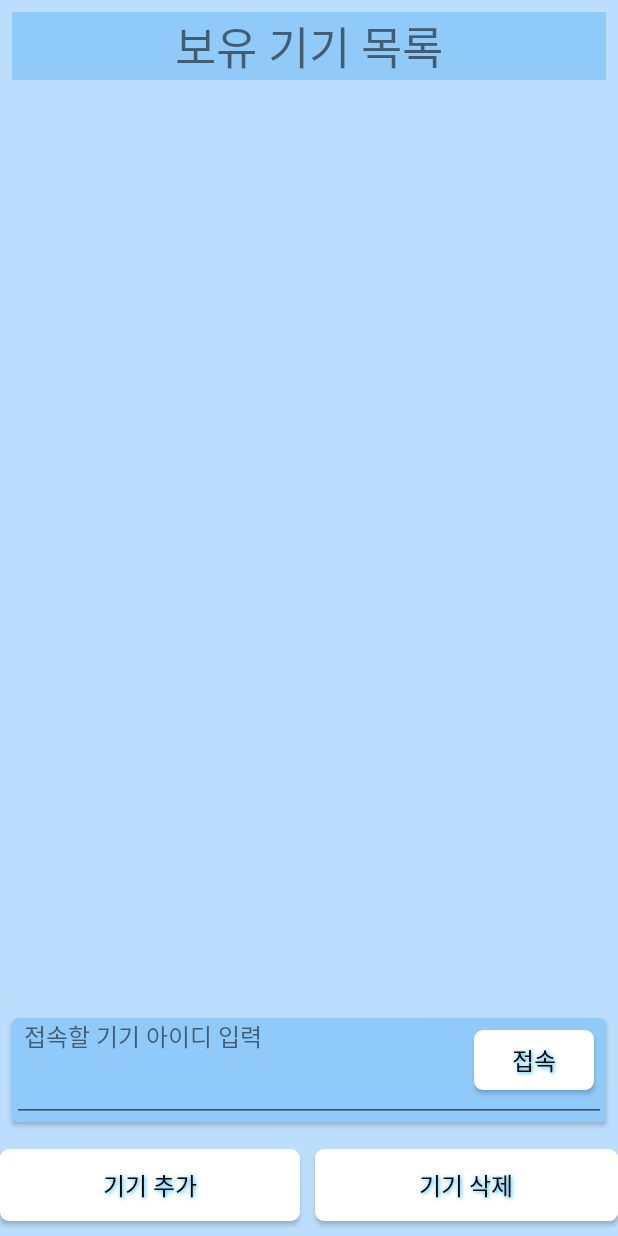
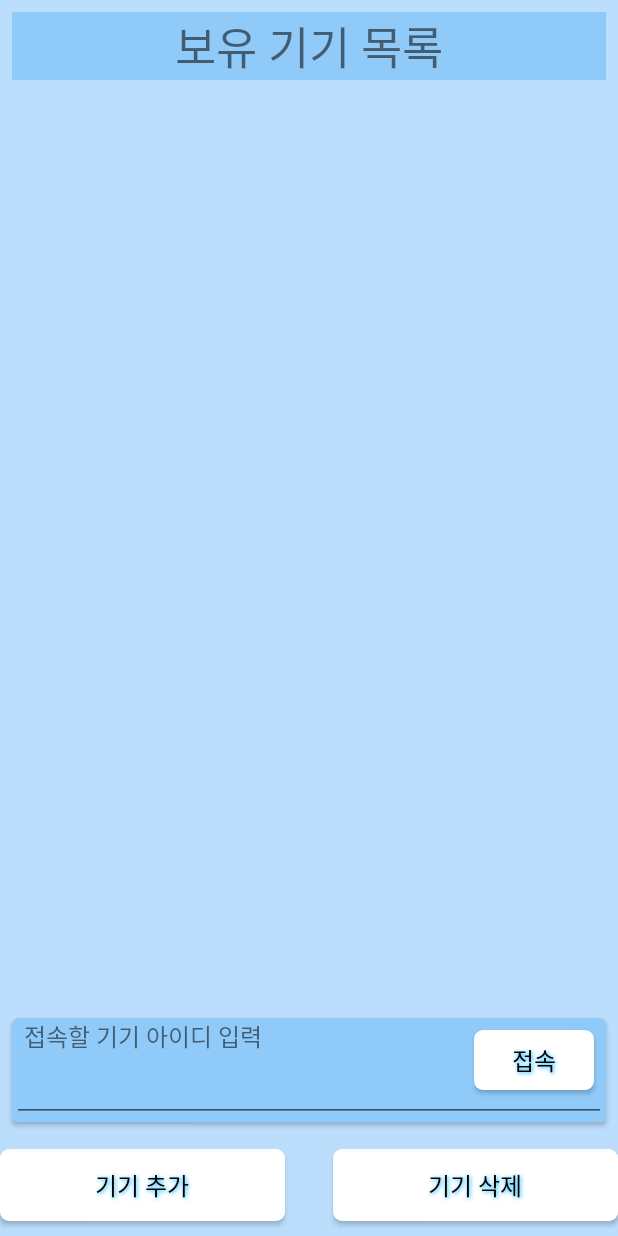
Before and after one commit to Danny-Kwon/Gavengers, an Android app: the DeviceActivity screen opened directly, with no data from a screen before it, on a phone screen of 412 x 824 dp. Run offline under Robolectric (Android 15) with nearby library versions, the phone set to English and light mode, and no system bars; our stand-ins replace Room's generated code; libraries missing offline, so code that uses them is left out: com.kakao.sdk; 2 statements that could not run were skipped.

Commit message:
DeviceActivity 버튼 크기 수정

```diff
--- a/app/src/main/res/layout/activity_device.xml
+++ b/app/src/main/res/layout/activity_device.xml
@@ -131,7 +131,7 @@
             android:id="@+id/add_dv"
             android:layout_marginBottom="10dp"
             android:layout_marginEnd="10dp"
-            android:layout_width="200dp"
+            android:layout_width="190dp"
             android:layout_height="wrap_content"
             android:background="@drawable/ripple_custom"
             android:fontFamily="@font/nixgon_m"
@@ -142,13 +142,18 @@
             android:text="기기 추가"
             android:textColor="#000000"
             android:textSize="16sp"/>
+        <View
+            android:layout_width="0dp"
+            android:layout_height="0dp"
+            android:layout_weight="1"/>
         <Button
             android:id="@+id/delete_dv"
-            android:layout_width="match_parent"
+            android:layout_width="190dp"
             android:layout_height="wrap_content"
             android:background="@drawable/ripple_custom"
             android:fontFamily="@font/nixgon_m"
             android:shadowColor="#00B0FF"
+            android:layout_gravity="right"
             android:shadowDx="1"
             android:shadowDy="1"
             android:shadowRadius="3"
```
